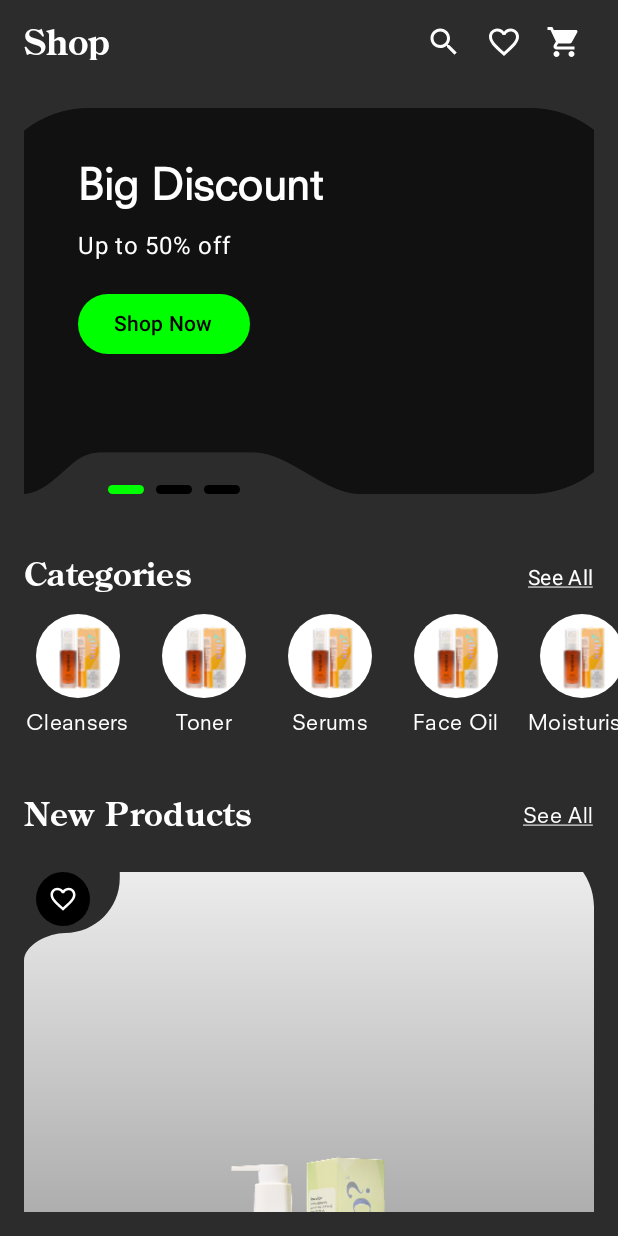
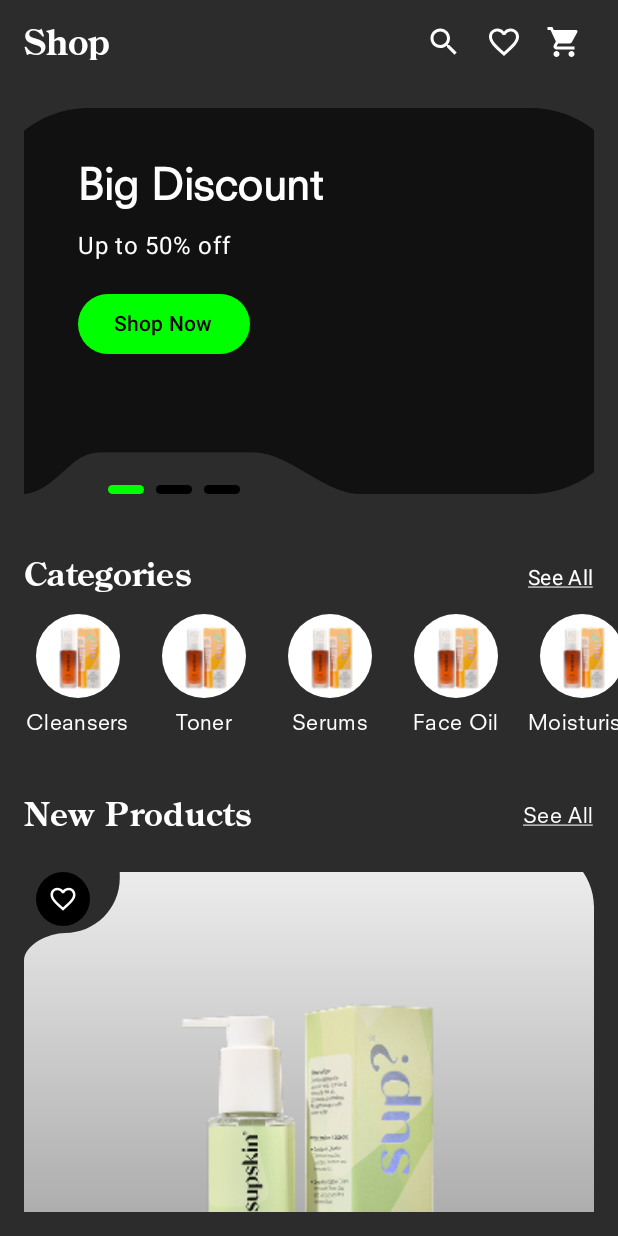
Before and after one commit to oyeraghib/Shop-App-D4C, an Android app built with Jetpack Compose: the screen it shows after launch (HomeActivity), on a phone screen of 412 x 824 dp. Run offline under Robolectric (Android 15) with nearby library versions, the phone set to English and light mode, and no system bars; our stand-ins replace accompanist.

Commit message:
fix image

```diff
--- a/app/src/main/java/com/d4cshopappassignment/ui/activity/shopHome/HomeActivity.kt
+++ b/app/src/main/java/com/d4cshopappassignment/ui/activity/shopHome/HomeActivity.kt
@@ -367,7 +367,7 @@ fun ProductCard(product: Product) {
             contentDescription = product.title,
             modifier = Modifier
                 .align(Alignment.Center)
-                .fillMaxWidth(0.6f)
+                .padding(bottom = 128.dp)
                 .aspectRatio(1f)
         )
 
```
